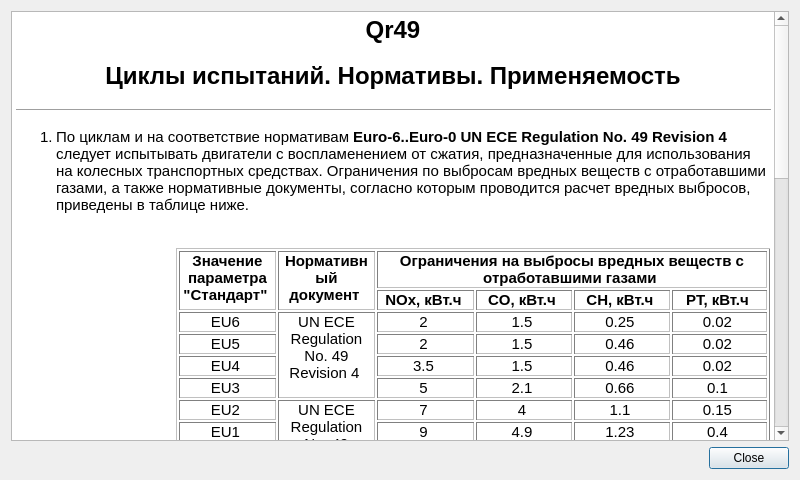
Qt form Qr49/helpdialog.ui (pa23/r49) before a commit.
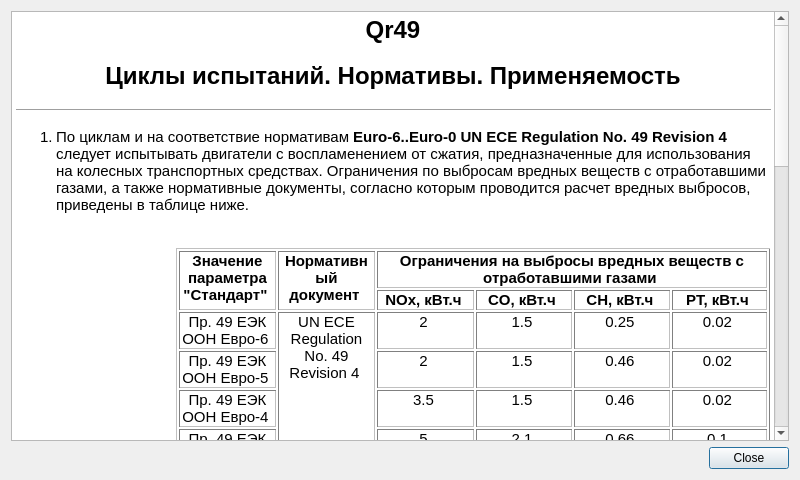
The same form after that commit. Icons and pictures are not drawn.

The edit to the form file:
```diff
--- a/Qr49/helpdialog.ui
+++ b/Qr49/helpdialog.ui
@@ -52,7 +52,7 @@
 &lt;p align=&quot;center&quot; style=&quot; margin-top:0px; margin-bottom:0px; margin-left:0px; margin-right:0px; -qt-block-indent:0; text-indent:0px;&quot;&gt;&lt;span style=&quot; font-weight:600;&quot;&gt;PT, кВт.ч&lt;/span&gt; &lt;/p&gt;&lt;/td&gt;&lt;/tr&gt;
 &lt;tr&gt;
 &lt;td style=&quot; vertical-align:top;&quot;&gt;
-&lt;p align=&quot;center&quot; style=&quot; margin-top:0px; margin-bottom:0px; margin-left:0px; margin-right:0px; -qt-block-indent:0; text-indent:0px;&quot;&gt;EU6 &lt;/p&gt;&lt;/td&gt;
+&lt;p align=&quot;center&quot; style=&quot; margin-top:0px; margin-bottom:0px; margin-left:0px; margin-right:0px; -qt-block-indent:0; text-indent:0px;&quot;&gt;Пр. 49 ЕЭК ООН Евро-6 &lt;/p&gt;&lt;/td&gt;
 &lt;td rowspan=&quot;4&quot;&gt;
 &lt;p align=&quot;center&quot; style=&quot; margin-top:0px; margin-bottom:0px; margin-left:0px; margin-right:0px; -qt-block-indent:0; text-indent:0px;&quot;&gt;UN ECE Regulation No. 49 Revision 4 &lt;/p&gt;&lt;/td&gt;
 &lt;td style=&quot; vertical-align:top;&quot;&gt;
@@ -65,7 +65,7 @@
 &lt;p align=&quot;center&quot; style=&quot; margin-top:0px; margin-bottom:0px; margin-left:0px; margin-right:0px; -qt-block-indent:0; text-indent:0px;&quot;&gt;0.02 &lt;/p&gt;&lt;/td&gt;&lt;/tr&gt;
 &lt;tr&gt;
 &lt;td style=&quot; vertical-align:top;&quot;&gt;
-&lt;p align=&quot;center&quot; style=&quot; margin-top:0px; margin-bottom:0px; margin-left:0px; margin-right:0px; -qt-block-indent:0; text-indent:0px;&quot;&gt;EU5 &lt;/p&gt;&lt;/td&gt;
+&lt;p align=&quot;center&quot; style=&quot; margin-top:0px; margin-bottom:0px; margin-left:0px; margin-right:0px; -qt-block-indent:0; text-indent:0px;&quot;&gt;Пр. 49 ЕЭК ООН Евро-5 &lt;/p&gt;&lt;/td&gt;
 &lt;td style=&quot; vertical-align:top;&quot;&gt;
 &lt;p align=&quot;center&quot; style=&quot; margin-top:0px; margin-bottom:0px; margin-left:0px; margin-right:0px; -qt-block-indent:0; text-indent:0px;&quot;&gt;2 &lt;/p&gt;&lt;/td&gt;
 &lt;td style=&quot; vertical-align:top;&quot;&gt;
@@ -76,7 +76,7 @@
 &lt;p align=&quot;center&quot; style=&quot; margin-top:0px; margin-bottom:0px; margin-left:0px; margin-right:0px; -qt-block-indent:0; text-indent:0px;&quot;&gt;0.02 &lt;/p&gt;&lt;/td&gt;&lt;/tr&gt;
 &lt;tr&gt;
 &lt;td style=&quot; vertical-align:top;&quot;&gt;
-&lt;p align=&quot;center&quot; style=&quot; margin-top:0px; margin-bottom:0px; margin-left:0px; margin-right:0px; -qt-block-indent:0; text-indent:0px;&quot;&gt;EU4 &lt;/p&gt;&lt;/td&gt;
+&lt;p align=&quot;center&quot; style=&quot; margin-top:0px; margin-bottom:0px; margin-left:0px; margin-right:0px; -qt-block-indent:0; text-indent:0px;&quot;&gt;Пр. 49 ЕЭК ООН Евро-4 &lt;/p&gt;&lt;/td&gt;
 &lt;td style=&quot; vertical-align:top;&quot;&gt;
 &lt;p align=&quot;center&quot; style=&quot; margin-top:0px; margin-bottom:0px; margin-left:0px; margin-right:0px; -qt-block-indent:0; text-indent:0px;&quot;&gt;3.5 &lt;/p&gt;&lt;/td&gt;
 &lt;td style=&quot; vertical-align:top;&quot;&gt;
@@ -87,7 +87,7 @@
 &lt;p align=&quot;center&quot; style=&quot; margin-top:0px; margin-bottom:0px; margin-left:0px; margin-right:0px; -qt-block-indent:0; text-indent:0px;&quot;&gt;0.02 &lt;/p&gt;&lt;/td&gt;&lt;/tr&gt;
 &lt;tr&gt;
 &lt;td style=&quot; vertical-align:top;&quot;&gt;
-&lt;p align=&quot;center&quot; style=&quot; margin-top:0px; margin-bottom:0px; margin-left:0px; margin-right:0px; -qt-block-indent:0; text-indent:0px;&quot;&gt;EU3 &lt;/p&gt;&lt;/td&gt;
+&lt;p align=&quot;center&quot; style=&quot; margin-top:0px; margin-bottom:0px; margin-left:0px; margin-right:0px; -qt-block-indent:0; text-indent:0px;&quot;&gt;Пр. 49 ЕЭК ООН Евро-3 &lt;/p&gt;&lt;/td&gt;
 &lt;td style=&quot; vertical-align:top;&quot;&gt;
 &lt;p align=&quot;center&quot; style=&quot; margin-top:0px; margin-bottom:0px; margin-left:0px; margin-right:0px; -qt-block-indent:0; text-indent:0px;&quot;&gt;5 &lt;/p&gt;&lt;/td&gt;
 &lt;td style=&quot; vertical-align:top;&quot;&gt;
@@ -98,7 +98,7 @@
 &lt;p align=&quot;center&quot; style=&quot; margin-top:0px; margin-bottom:0px; margin-left:0px; margin-right:0px; -qt-block-indent:0; text-indent:0px;&quot;&gt;0.1 &lt;/p&gt;&lt;/td&gt;&lt;/tr&gt;
 &lt;tr&gt;
 &lt;td style=&quot; vertical-align:top;&quot;&gt;
-&lt;p align=&quot;center&quot; style=&quot; margin-top:0px; margin-bottom:0px; margin-left:0px; margin-right:0px; -qt-block-indent:0; text-indent:0px;&quot;&gt;EU2 &lt;/p&gt;&lt;/td&gt;
+&lt;p align=&quot;center&quot; style=&quot; margin-top:0px; margin-bottom:0px; margin-left:0px; margin-right:0px; -qt-block-indent:0; text-indent:0px;&quot;&gt;Пр. 49 ЕЭК ООН Евро-2 &lt;/p&gt;&lt;/td&gt;
 &lt;td rowspan=&quot;3&quot;&gt;
 &lt;p align=&quot;center&quot; style=&quot; margin-top:0px; margin-bottom:0px; margin-left:0px; margin-right:0px; -qt-block-indent:0; text-indent:0px;&quot;&gt;UN ECE Regulation No. 49 Revision 1 &lt;/p&gt;&lt;/td&gt;
 &lt;td style=&quot; vertical-align:top;&quot;&gt;
@@ -111,7 +111,7 @@
 &lt;p align=&quot;center&quot; style=&quot; margin-top:0px; margin-bottom:0px; margin-left:0px; margin-right:0px; -qt-block-indent:0; text-indent:0px;&quot;&gt;0.15 &lt;/p&gt;&lt;/td&gt;&lt;/tr&gt;
 &lt;tr&gt;
 &lt;td style=&quot; vertical-align:top;&quot;&gt;
-&lt;p align=&quot;center&quot; style=&quot; margin-top:0px; margin-bottom:0px; margin-left:0px; margin-right:0px; -qt-block-indent:0; text-indent:0px;&quot;&gt;EU1 &lt;/p&gt;&lt;/td&gt;
+&lt;p align=&quot;center&quot; style=&quot; margin-top:0px; margin-bottom:0px; margin-left:0px; margin-right:0px; -qt-block-indent:0; text-indent:0px;&quot;&gt;Пр. 49 ЕЭК ООН Евро-1 &lt;/p&gt;&lt;/td&gt;
 &lt;td style=&quot; vertical-align:top;&quot;&gt;
 &lt;p align=&quot;center&quot; style=&quot; margin-top:0px; margin-bottom:0px; margin-left:0px; margin-right:0px; -qt-block-indent:0; text-indent:0px;&quot;&gt;9 &lt;/p&gt;&lt;/td&gt;
 &lt;td style=&quot; vertical-align:top;&quot;&gt;
@@ -122,7 +122,7 @@
 &lt;p align=&quot;center&quot; style=&quot; margin-top:0px; margin-bottom:0px; margin-left:0px; margin-right:0px; -qt-block-indent:0; text-indent:0px;&quot;&gt;0.4 &lt;/p&gt;&lt;/td&gt;&lt;/tr&gt;
 &lt;tr&gt;
 &lt;td style=&quot; vertical-align:top;&quot;&gt;
-&lt;p align=&quot;center&quot; style=&quot; margin-top:0px; margin-bottom:0px; margin-left:0px; margin-right:0px; -qt-block-indent:0; text-indent:0px;&quot;&gt;EU0 &lt;/p&gt;&lt;/td&gt;
+&lt;p align=&quot;center&quot; style=&quot; margin-top:0px; margin-bottom:0px; margin-left:0px; margin-right:0px; -qt-block-indent:0; text-indent:0px;&quot;&gt;Пр. 49 ЕЭК ООН Евро-0 &lt;/p&gt;&lt;/td&gt;
 &lt;td style=&quot; vertical-align:top;&quot;&gt;
 &lt;p align=&quot;center&quot; style=&quot; margin-top:0px; margin-bottom:0px; margin-left:0px; margin-right:0px; -qt-block-indent:0; text-indent:0px;&quot;&gt;15.8 &lt;/p&gt;&lt;/td&gt;
 &lt;td style=&quot; vertical-align:top;&quot;&gt;
@@ -153,7 +153,7 @@
 &lt;p align=&quot;center&quot; style=&quot; margin-top:0px; margin-bottom:0px; margin-left:0px; margin-right:0px; -qt-block-indent:0; text-indent:0px;&quot;&gt;&lt;span style=&quot; font-weight:600;&quot;&gt;PT, г/кВт.ч&lt;/span&gt; &lt;/p&gt;&lt;/td&gt;&lt;/tr&gt;
 &lt;tr&gt;
 &lt;td&gt;
-&lt;p align=&quot;center&quot; style=&quot; margin-top:0px; margin-bottom:0px; margin-left:0px; margin-right:0px; -qt-block-indent:0; text-indent:0px;&quot;&gt;OST &lt;/p&gt;&lt;/td&gt;
+&lt;p align=&quot;center&quot; style=&quot; margin-top:0px; margin-bottom:0px; margin-left:0px; margin-right:0px; -qt-block-indent:0; text-indent:0px;&quot;&gt;ОСТ 37.001.234-81 &lt;/p&gt;&lt;/td&gt;
 &lt;td&gt;
 &lt;p align=&quot;center&quot; style=&quot; margin-top:0px; margin-bottom:0px; margin-left:0px; margin-right:0px; -qt-block-indent:0; text-indent:0px;&quot;&gt;ОСТ 37.001.234-81 &lt;/p&gt;&lt;/td&gt;
 &lt;td&gt;
@@ -186,7 +186,7 @@
 &lt;p align=&quot;center&quot; style=&quot; margin-top:0px; margin-bottom:0px; margin-left:0px; margin-right:0px; -qt-block-indent:0; text-indent:0px;&quot;&gt;&lt;span style=&quot; font-weight:600;&quot;&gt;PT, г/кВт.ч&lt;/span&gt; &lt;/p&gt;&lt;/td&gt;&lt;/tr&gt;
 &lt;tr&gt;
 &lt;td&gt;
-&lt;p align=&quot;center&quot; style=&quot; margin-top:0px; margin-bottom:0px; margin-left:0px; margin-right:0px; -qt-block-indent:0; text-indent:0px;&quot;&gt;GOST &lt;/p&gt;&lt;/td&gt;
+&lt;p align=&quot;center&quot; style=&quot; margin-top:0px; margin-bottom:0px; margin-left:0px; margin-right:0px; -qt-block-indent:0; text-indent:0px;&quot;&gt;ГОСТ 17.2.2.05-97 &lt;/p&gt;&lt;/td&gt;
 &lt;td&gt;
 &lt;p align=&quot;center&quot; style=&quot; margin-top:0px; margin-bottom:0px; margin-left:0px; margin-right:0px; -qt-block-indent:0; text-indent:0px;&quot;&gt;ГОСТ 17.2.2.05-97 &lt;/p&gt;&lt;/td&gt;
 &lt;td style=&quot; vertical-align:top;&quot;&gt;
@@ -230,7 +230,7 @@
 &lt;p align=&quot;center&quot; style=&quot; margin-top:0px; margin-bottom:0px; margin-left:0px; margin-right:0px; -qt-block-indent:0; text-indent:0px;&quot;&gt;&lt;span style=&quot; font-weight:600;&quot;&gt;PT, г/кВт.ч&lt;/span&gt; &lt;/p&gt;&lt;/td&gt;&lt;/tr&gt;
 &lt;tr&gt;
 &lt;td style=&quot; vertical-align:top;&quot;&gt;
-&lt;p align=&quot;center&quot; style=&quot; margin-top:0px; margin-bottom:0px; margin-left:0px; margin-right:0px; -qt-block-indent:0; text-indent:0px;&quot;&gt;r96E8(5) &lt;/p&gt;&lt;/td&gt;
+&lt;p align=&quot;center&quot; style=&quot; margin-top:0px; margin-bottom:0px; margin-left:0px; margin-right:0px; -qt-block-indent:0; text-indent:0px;&quot;&gt;Пр. 96 ЕЭК ООН E8(E5) &lt;/p&gt;&lt;/td&gt;
 &lt;td style=&quot; vertical-align:top;&quot;&gt;
 &lt;p align=&quot;center&quot; style=&quot; margin-top:0px; margin-bottom:0px; margin-left:0px; margin-right:0px; -qt-block-indent:0; text-indent:0px;&quot;&gt;130 ≤ Ne ≤ 560 &lt;/p&gt;&lt;/td&gt;
 &lt;td rowspan=&quot;4&quot;&gt;
@@ -245,7 +245,7 @@
 &lt;p align=&quot;center&quot; style=&quot; margin-top:0px; margin-bottom:0px; margin-left:0px; margin-right:0px; -qt-block-indent:0; text-indent:0px;&quot;&gt;0.2 &lt;/p&gt;&lt;/td&gt;&lt;/tr&gt;
 &lt;tr&gt;
 &lt;td style=&quot; vertical-align:top;&quot;&gt;
-&lt;p align=&quot;center&quot; style=&quot; margin-top:0px; margin-bottom:0px; margin-left:0px; margin-right:0px; -qt-block-indent:0; text-indent:0px;&quot;&gt;r96F8(5) &lt;/p&gt;&lt;/td&gt;
+&lt;p align=&quot;center&quot; style=&quot; margin-top:0px; margin-bottom:0px; margin-left:0px; margin-right:0px; -qt-block-indent:0; text-indent:0px;&quot;&gt;Пр. 96 ЕЭК ООН F8(F5) &lt;/p&gt;&lt;/td&gt;
 &lt;td style=&quot; vertical-align:top;&quot;&gt;
 &lt;p align=&quot;center&quot; style=&quot; margin-top:0px; margin-bottom:0px; margin-left:0px; margin-right:0px; -qt-block-indent:0; text-indent:0px;&quot;&gt;75 ≤ Ne &lt;/p&gt;&lt;/td&gt;
 &lt;td style=&quot; vertical-align:top;&quot;&gt;
@@ -258,7 +258,7 @@
 &lt;p align=&quot;center&quot; style=&quot; margin-top:0px; margin-bottom:0px; margin-left:0px; margin-right:0px; -qt-block-indent:0; text-indent:0px;&quot;&gt;0.3 &lt;/p&gt;&lt;/td&gt;&lt;/tr&gt;
 &lt;tr&gt;
 &lt;td style=&quot; vertical-align:top;&quot;&gt;
-&lt;p align=&quot;center&quot; style=&quot; margin-top:0px; margin-bottom:0px; margin-left:0px; margin-right:0px; -qt-block-indent:0; text-indent:0px;&quot;&gt;r96G8(5) &lt;/p&gt;&lt;/td&gt;
+&lt;p align=&quot;center&quot; style=&quot; margin-top:0px; margin-bottom:0px; margin-left:0px; margin-right:0px; -qt-block-indent:0; text-indent:0px;&quot;&gt;Пр. 96 ЕЭК ООН G8(G5) &lt;/p&gt;&lt;/td&gt;
 &lt;td style=&quot; vertical-align:top;&quot;&gt;
 &lt;p align=&quot;center&quot; style=&quot; margin-top:0px; margin-bottom:0px; margin-left:0px; margin-right:0px; -qt-block-indent:0; text-indent:0px;&quot;&gt;37 ≤ Ne &lt;/p&gt;&lt;/td&gt;
 &lt;td style=&quot; vertical-align:top;&quot;&gt;
@@ -271,7 +271,7 @@
 &lt;p align=&quot;center&quot; style=&quot; margin-top:0px; margin-bottom:0px; margin-left:0px; margin-right:0px; -qt-block-indent:0; text-indent:0px;&quot;&gt;0.4 &lt;/p&gt;&lt;/td&gt;&lt;/tr&gt;
 &lt;tr&gt;
 &lt;td style=&quot; vertical-align:top;&quot;&gt;
-&lt;p align=&quot;center&quot; style=&quot; margin-top:0px; margin-bottom:0px; margin-left:0px; margin-right:0px; -qt-block-indent:0; text-indent:0px;&quot;&gt;r96D8(5) &lt;/p&gt;&lt;/td&gt;
+&lt;p align=&quot;center&quot; style=&quot; margin-top:0px; margin-bottom:0px; margin-left:0px; margin-right:0px; -qt-block-indent:0; text-indent:0px;&quot;&gt;Пр. 96 ЕЭК ООН D8(D5) &lt;/p&gt;&lt;/td&gt;
 &lt;td style=&quot; vertical-align:top;&quot;&gt;
 &lt;p align=&quot;center&quot; style=&quot; margin-top:0px; margin-bottom:0px; margin-left:0px; margin-right:0px; -qt-block-indent:0; text-indent:0px;&quot;&gt;18 ≤ Ne &lt;/p&gt;&lt;/td&gt;
 &lt;td style=&quot; vertical-align:top;&quot;&gt;
@@ -303,7 +303,7 @@
 &lt;p align=&quot;center&quot; style=&quot; margin-top:0px; margin-bottom:0px; margin-left:0px; margin-right:0px; -qt-block-indent:0; text-indent:0px;&quot;&gt;&lt;span style=&quot; font-weight:600;&quot;&gt;PT, г/кВт.ч&lt;/span&gt; &lt;/p&gt;&lt;/td&gt;&lt;/tr&gt;
 &lt;tr&gt;
 &lt;td style=&quot; vertical-align:top;&quot;&gt;
-&lt;p align=&quot;center&quot; style=&quot; margin-top:0px; margin-bottom:0px; margin-left:0px; margin-right:0px; -qt-block-indent:0; text-indent:0px;&quot;&gt;r96H8(5) &lt;/p&gt;&lt;/td&gt;
+&lt;p align=&quot;center&quot; style=&quot; margin-top:0px; margin-bottom:0px; margin-left:0px; margin-right:0px; -qt-block-indent:0; text-indent:0px;&quot;&gt;Пр. 96 ЕЭК ООН H8(H5) &lt;/p&gt;&lt;/td&gt;
 &lt;td style=&quot; vertical-align:top;&quot;&gt;
 &lt;p align=&quot;center&quot; style=&quot; margin-top:0px; margin-bottom:0px; margin-left:0px; margin-right:0px; -qt-block-indent:0; text-indent:0px;&quot;&gt;130 ≤ Ne ≤ 560 &lt;/p&gt;&lt;/td&gt;
 &lt;td rowspan=&quot;4&quot;&gt;
@@ -316,7 +316,7 @@
 &lt;p align=&quot;center&quot; style=&quot; margin-top:0px; margin-bottom:0px; margin-left:0px; margin-right:0px; -qt-block-indent:0; text-indent:0px;&quot;&gt;0.2 &lt;/p&gt;&lt;/td&gt;&lt;/tr&gt;
 &lt;tr&gt;
 &lt;td style=&quot; vertical-align:top;&quot;&gt;
-&lt;p align=&quot;center&quot; style=&quot; margin-top:0px; margin-bottom:0px; margin-left:0px; margin-right:0px; -qt-block-indent:0; text-indent:0px;&quot;&gt;r96I8(5) &lt;/p&gt;&lt;/td&gt;
+&lt;p align=&quot;center&quot; style=&quot; margin-top:0px; margin-bottom:0px; margin-left:0px; margin-right:0px; -qt-block-indent:0; text-indent:0px;&quot;&gt;Пр. 96 ЕЭК ООН I8(I5) &lt;/p&gt;&lt;/td&gt;
 &lt;td style=&quot; vertical-align:top;&quot;&gt;
 &lt;p align=&quot;center&quot; style=&quot; margin-top:0px; margin-bottom:0px; margin-left:0px; margin-right:0px; -qt-block-indent:0; text-indent:0px;&quot;&gt;75 ≤ Ne &lt;/p&gt;&lt;/td&gt;
 &lt;td style=&quot; vertical-align:top;&quot;&gt;
@@ -327,7 +327,7 @@
 &lt;p align=&quot;center&quot; style=&quot; margin-top:0px; margin-bottom:0px; margin-left:0px; margin-right:0px; -qt-block-indent:0; text-indent:0px;&quot;&gt;0.3 &lt;/p&gt;&lt;/td&gt;&lt;/tr&gt;
 &lt;tr&gt;
 &lt;td style=&quot; vertical-align:top;&quot;&gt;
-&lt;p align=&quot;center&quot; style=&quot; margin-top:0px; margin-bottom:0px; margin-left:0px; margin-right:0px; -qt-block-indent:0; text-indent:0px;&quot;&gt;r96J8(5) &lt;/p&gt;&lt;/td&gt;
+&lt;p align=&quot;center&quot; style=&quot; margin-top:0px; margin-bottom:0px; margin-left:0px; margin-right:0px; -qt-block-indent:0; text-indent:0px;&quot;&gt;Пр. 96 ЕЭК ООН J8(J5) &lt;/p&gt;&lt;/td&gt;
 &lt;td style=&quot; vertical-align:top;&quot;&gt;
 &lt;p align=&quot;center&quot; style=&quot; margin-top:0px; margin-bottom:0px; margin-left:0px; margin-right:0px; -qt-block-indent:0; text-indent:0px;&quot;&gt;37 ≤ Ne &lt;/p&gt;&lt;/td&gt;
 &lt;td style=&quot; vertical-align:top;&quot;&gt;
@@ -338,7 +338,7 @@
 &lt;p align=&quot;center&quot; style=&quot; margin-top:0px; margin-bottom:0px; margin-left:0px; margin-right:0px; -qt-block-indent:0; text-indent:0px;&quot;&gt;0.4 &lt;/p&gt;&lt;/td&gt;&lt;/tr&gt;
 &lt;tr&gt;
 &lt;td style=&quot; vertical-align:top;&quot;&gt;
-&lt;p align=&quot;center&quot; style=&quot; margin-top:0px; margin-bottom:0px; margin-left:0px; margin-right:0px; -qt-block-indent:0; text-indent:0px;&quot;&gt;r96K8(5) &lt;/p&gt;&lt;/td&gt;
+&lt;p align=&quot;center&quot; style=&quot; margin-top:0px; margin-bottom:0px; margin-left:0px; margin-right:0px; -qt-block-indent:0; text-indent:0px;&quot;&gt;Пр. 96 ЕЭК ООН K8(K5) &lt;/p&gt;&lt;/td&gt;
 &lt;td style=&quot; vertical-align:top;&quot;&gt;
 &lt;p align=&quot;center&quot; style=&quot; margin-top:0px; margin-bottom:0px; margin-left:0px; margin-right:0px; -qt-block-indent:0; text-indent:0px;&quot;&gt;19 ≤ Ne &lt;/p&gt;&lt;/td&gt;
 &lt;td style=&quot; vertical-align:top;&quot;&gt;
@@ -369,7 +369,7 @@
 &lt;p align=&quot;center&quot; style=&quot; margin-top:0px; margin-bottom:0px; margin-left:0px; margin-right:0px; -qt-block-indent:0; text-indent:0px;&quot;&gt;&lt;span style=&quot; font-weight:600;&quot;&gt;PT, г/кВт.ч&lt;/span&gt; &lt;/p&gt;&lt;/td&gt;&lt;/tr&gt;
 &lt;tr&gt;
 &lt;td&gt;
-&lt;p align=&quot;center&quot; style=&quot; margin-top:0px; margin-bottom:0px; margin-left:0px; margin-right:0px; -qt-block-indent:0; text-indent:0px;&quot;&gt;С1 &lt;/p&gt;&lt;/td&gt;
+&lt;p align=&quot;center&quot; style=&quot; margin-top:0px; margin-bottom:0px; margin-left:0px; margin-right:0px; -qt-block-indent:0; text-indent:0px;&quot;&gt;ГОСТ Р 51249-99 C1 &lt;/p&gt;&lt;/td&gt;
 &lt;td&gt;
 &lt;p align=&quot;center&quot; style=&quot; margin-top:0px; margin-bottom:0px; margin-left:0px; margin-right:0px; -qt-block-indent:0; text-indent:0px;&quot;&gt;ГОСТ 30574-98, ГОСТ Р 51249-99 &lt;/p&gt;&lt;/td&gt;
 &lt;td style=&quot; vertical-align:top;&quot;&gt;
@@ -405,7 +405,7 @@
 &lt;p align=&quot;center&quot; style=&quot; margin-top:0px; margin-bottom:0px; margin-left:0px; margin-right:0px; -qt-block-indent:0; text-indent:0px;&quot;&gt;&lt;span style=&quot; font-weight:600;&quot;&gt;PT, г/кВт.ч&lt;/span&gt; &lt;/p&gt;&lt;/td&gt;&lt;/tr&gt;
 &lt;tr&gt;
 &lt;td&gt;
-&lt;p align=&quot;center&quot; style=&quot; margin-top:0px; margin-bottom:0px; margin-left:0px; margin-right:0px; -qt-block-indent:0; text-indent:0px;&quot;&gt;D1, D2 &lt;/p&gt;&lt;/td&gt;
+&lt;p align=&quot;center&quot; style=&quot; margin-top:0px; margin-bottom:0px; margin-left:0px; margin-right:0px; -qt-block-indent:0; text-indent:0px;&quot;&gt;ГОСТ Р 51249-99 D1(D2) &lt;/p&gt;&lt;/td&gt;
 &lt;td&gt;
 &lt;p align=&quot;center&quot; style=&quot; margin-top:0px; margin-bottom:0px; margin-left:0px; margin-right:0px; -qt-block-indent:0; text-indent:0px;&quot;&gt;ГОСТ 30574-98, ГОСТ Р 51249-99 &lt;/p&gt;&lt;/td&gt;
 &lt;td style=&quot; vertical-align:top;&quot;&gt;
@@ -441,7 +441,7 @@
 &lt;p align=&quot;center&quot; style=&quot; margin-top:0px; margin-bottom:0px; margin-left:0px; margin-right:0px; -qt-block-indent:0; text-indent:0px;&quot;&gt;&lt;span style=&quot; font-weight:600;&quot;&gt;PT, г/кВт.ч&lt;/span&gt; &lt;/p&gt;&lt;/td&gt;&lt;/tr&gt;
 &lt;tr&gt;
 &lt;td&gt;
-&lt;p align=&quot;center&quot; style=&quot; margin-top:0px; margin-bottom:0px; margin-left:0px; margin-right:0px; -qt-block-indent:0; text-indent:0px;&quot;&gt;E1, E2, E3, E5 &lt;/p&gt;&lt;/td&gt;
+&lt;p align=&quot;center&quot; style=&quot; margin-top:0px; margin-bottom:0px; margin-left:0px; margin-right:0px; -qt-block-indent:0; text-indent:0px;&quot;&gt;ГОСТ Р 51249-99 E1(E2,E3,E5) &lt;/p&gt;&lt;/td&gt;
 &lt;td&gt;
 &lt;p align=&quot;center&quot; style=&quot; margin-top:0px; margin-bottom:0px; margin-left:0px; margin-right:0px; -qt-block-indent:0; text-indent:0px;&quot;&gt;ГОСТ 30574-98, ГОСТ Р 51249-99 &lt;/p&gt;&lt;/td&gt;
 &lt;td style=&quot; vertical-align:top;&quot;&gt;
@@ -477,7 +477,7 @@
 &lt;p align=&quot;center&quot; style=&quot; margin-top:0px; margin-bottom:0px; margin-left:0px; margin-right:0px; -qt-block-indent:0; text-indent:0px;&quot;&gt;&lt;span style=&quot; font-weight:600;&quot;&gt;PT, г/кВт.ч&lt;/span&gt; &lt;/p&gt;&lt;/td&gt;&lt;/tr&gt;
 &lt;tr&gt;
 &lt;td&gt;
-&lt;p align=&quot;center&quot; style=&quot; margin-top:0px; margin-bottom:0px; margin-left:0px; margin-right:0px; -qt-block-indent:0; text-indent:0px;&quot;&gt;F &lt;/p&gt;&lt;/td&gt;
+&lt;p align=&quot;center&quot; style=&quot; margin-top:0px; margin-bottom:0px; margin-left:0px; margin-right:0px; -qt-block-indent:0; text-indent:0px;&quot;&gt;ГОСТ Р 51249-99 F &lt;/p&gt;&lt;/td&gt;
 &lt;td&gt;
 &lt;p align=&quot;center&quot; style=&quot; margin-top:0px; margin-bottom:0px; margin-left:0px; margin-right:0px; -qt-block-indent:0; text-indent:0px;&quot;&gt;ГОСТ 30574-98, ГОСТ Р 51249-99 &lt;/p&gt;&lt;/td&gt;
 &lt;td style=&quot; vertical-align:top;&quot;&gt;
@@ -513,7 +513,7 @@
 &lt;p align=&quot;center&quot; style=&quot; margin-top:0px; margin-bottom:0px; margin-left:0px; margin-right:0px; -qt-block-indent:0; text-indent:0px;&quot;&gt;&lt;span style=&quot; font-weight:600;&quot;&gt;PT, г/кВт.ч&lt;/span&gt; &lt;/p&gt;&lt;/td&gt;&lt;/tr&gt;
 &lt;tr&gt;
 &lt;td&gt;
-&lt;p align=&quot;center&quot; style=&quot; margin-top:0px; margin-bottom:0px; margin-left:0px; margin-right:0px; -qt-block-indent:0; text-indent:0px;&quot;&gt;G1, G2 &lt;/p&gt;&lt;/td&gt;
+&lt;p align=&quot;center&quot; style=&quot; margin-top:0px; margin-bottom:0px; margin-left:0px; margin-right:0px; -qt-block-indent:0; text-indent:0px;&quot;&gt;ГОСТ Р 51249-99 G1(G2) &lt;/p&gt;&lt;/td&gt;
 &lt;td&gt;
 &lt;p align=&quot;center&quot; style=&quot; margin-top:0px; margin-bottom:0px; margin-left:0px; margin-right:0px; -qt-block-indent:0; text-indent:0px;&quot;&gt;ГОСТ 30574-98, ГОСТ Р 51249-99 &lt;/p&gt;&lt;/td&gt;
 &lt;td style=&quot; vertical-align:top;&quot;&gt;
@@ -528,7 +528,7 @@
 &lt;td&gt;
 &lt;p align=&quot;center&quot; style=&quot; margin-top:0px; margin-bottom:0px; margin-left:0px; margin-right:0px; -qt-block-indent:0; text-indent:0px;&quot;&gt;- &lt;/p&gt;&lt;/td&gt;&lt;/tr&gt;&lt;/table&gt;
 &lt;p style=&quot; margin-top:0px; margin-bottom:0px; margin-left:0px; margin-right:0px; -qt-block-indent:1; text-indent:0px;&quot;&gt;&lt;br /&gt;&lt;span style=&quot; vertical-align:super;&quot;&gt;1&lt;/span&gt; — Для вновь собранных двигателей;&lt;br /&gt;&lt;span style=&quot; vertical-align:super;&quot;&gt;2&lt;/span&gt; — Для капитально отремонтированных двигателей.&lt;br /&gt;&lt;br /&gt;&lt;/p&gt;
-&lt;li style=&quot; margin-top:0px; margin-bottom:12px; margin-left:0px; margin-right:0px; -qt-block-indent:0; text-indent:0px;&quot;&gt;&lt;span style=&quot; font-weight:600;&quot;&gt;FreeCalc&lt;/span&gt; – используется при расчете выбросов вредных веществ и прочих параметров без привязки к конкретному циклу испытаний (напр. регулировочные или внешние скоростные характеристики). Результаты расчета доступны в выпадающем меню «Расчет -&amp;gt; Отладочные данные».&lt;br /&gt;&lt;br /&gt;&lt;/li&gt;&lt;/ol&gt;&lt;/body&gt;&lt;/html&gt;</string>
+&lt;li style=&quot; margin-top:0px; margin-bottom:12px; margin-left:0px; margin-right:0px; -qt-block-indent:0; text-indent:0px;&quot;&gt;&lt;span style=&quot; font-weight:600;&quot;&gt;Свободный расчет (без стандартов)&lt;/span&gt; – используется при расчете выбросов вредных веществ и прочих параметров без привязки к конкретному циклу испытаний (напр. регулировочные или внешние скоростные характеристики). Результаты расчета доступны в выпадающем меню «Расчет -&amp;gt; Отладочные данные».&lt;br /&gt;&lt;br /&gt;&lt;/li&gt;&lt;/ol&gt;&lt;/body&gt;&lt;/html&gt;</string>
      </property>
     </widget>
    </item>
```
Left out of the diff: 3 changed lines with no effect on the pictures.
